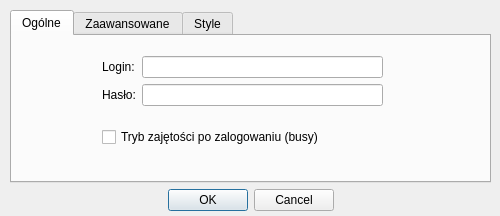
Above: ui/options.ui from gitter-badger/simplechatclient before the change. Below: the same form after it.
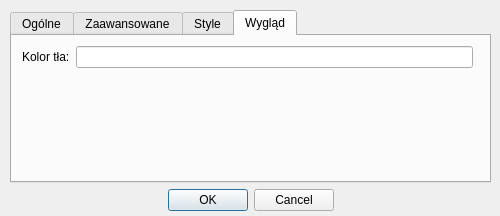
That is the form after the change. The open tabs and pages were chosen to show the change. Icons and pictures are not drawn.

Commit message: add background color change

```diff
--- a/ui/options.ui
+++ b/ui/options.ui
@@ -221,6 +221,44 @@
         </layout>
        </widget>
       </widget>
+      <widget class="QWidget" name="tab_4">
+       <attribute name="title">
+        <string>Wygląd</string>
+       </attribute>
+       <widget class="QWidget" name="verticalLayoutWidget_6">
+        <property name="geometry">
+         <rect>
+          <x>10</x>
+          <y>10</y>
+          <width>451</width>
+          <height>121</height>
+         </rect>
+        </property>
+        <layout class="QVBoxLayout" name="verticalLayout_6">
+         <item>
+          <layout class="QFormLayout" name="formLayout_2">
+           <property name="fieldGrowthPolicy">
+            <enum>QFormLayout::ExpandingFieldsGrow</enum>
+           </property>
+           <item row="0" column="0">
+            <widget class="QLabel" name="label">
+             <property name="text">
+              <string>Kolor tła:</string>
+             </property>
+            </widget>
+           </item>
+           <item row="0" column="1">
+            <widget class="QLineEdit" name="lineEditBackgroundColor">
+             <property name="maxLength">
+              <number>6</number>
+             </property>
+            </widget>
+           </item>
+          </layout>
+         </item>
+        </layout>
+       </widget>
+      </widget>
      </widget>
     </item>
     <item>
```
The commit also changes 4 other files.
